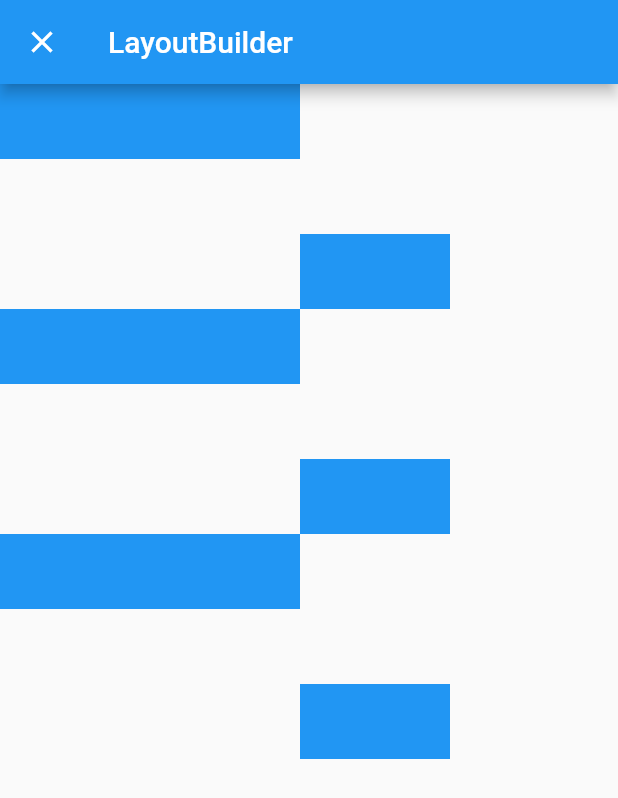
After one commit to yukiyamamuro/weekly_widget, a Flutter app: the screen it shows after launch, scrolled down 712 dp, after a tap on "LayoutBuilder", on a phone screen of 412 x 824 dp. The commit adds this screen. Shown: the top 798 px of the screen. Run offline on Flutter 3.47's test engine with Material 2 defaults, Android fonts, the phone set to English and light mode, and no system bars.

Commit message:
layout builder

```diff
--- /dev/null
+++ b/lib/layout_builder/layout_builder.dart
@@ -0,0 +1,65 @@
+import 'package:flutter/material.dart';
+
+class LayoutBuilderPage extends StatelessWidget {
+  @override
+  Widget build(BuildContext context) {
+    return Scaffold(
+      appBar: AppBar(
+        title: Text('LayoutBuilder'),
+      ),
+      body: LayoutBuilder(
+        builder: (context, constraints) {
+          if (constraints.maxWidth < 200) {
+            return _OneColumnWidget();
+          } else {
+            return _TwoColumnWidget();
+          }
+        },
+      ),
+    );
+  }
+}
+
+class _TwoColumnWidget extends StatelessWidget {
+  @override
+  Widget build(BuildContext context) {
+    return Row(
+      children: [
+        Column(
+          children: [
+            Container(height: 50, width: 200, color: Colors.blue),
+            SizedBox(height: 100),
+            Container(height: 50, width: 200, color: Colors.blue),
+            SizedBox(height: 100),
+            Container(height: 50, width: 200, color: Colors.blue),
+          ],
+        ),
+        Column(
+          children: [
+            SizedBox(height: 100),
+            Container(height: 50, width: 100, color: Colors.blue),
+            SizedBox(height: 100),
+            Container(height: 50, width: 100, color: Colors.blue),
+            SizedBox(height: 100),
+            Container(height: 50, width: 100, color: Colors.blue),
+          ],
+        ),
+      ],
+    );
+  }
+}
+
+class _OneColumnWidget extends StatelessWidget {
+  @override
+  Widget build(BuildContext context) {
+    return Column(
+      children: [
+        Container(height: 50, width: 200, color: Colors.blue),
+        SizedBox(height: 100),
+        Container(height: 50, width: 200, color: Colors.blue),
+        SizedBox(height: 100),
+        Container(height: 50, width: 200, color: Colors.blue),
+      ],
+    );
+  }
+}
--- a/lib/main.dart
+++ b/lib/main.dart
@@ -20,6 +20,7 @@ import 'package:weekly_widget/tooltip/tooltip.dart';
 import 'package:weekly_widget/wrap/wrap.dart';
 
 import 'expanded/expanded.dart';
+import 'layout_builder/layout_builder.dart';
 
 void main() => runApp(MyApp());
 
@@ -280,6 +281,17 @@ class TopPage extends StatelessWidget {
                   ));
             },
           ),
+          ListTile(
+            title: const Text('LayoutBuilder'),
+            onTap: () {
+              Navigator.push(
+                  context,
+                  MaterialPageRoute(
+                    builder: (context) => LayoutBuilderPage(),
+                    fullscreenDialog: true,
+                  ));
+            },
+          ),
           Divider(),
         ],
       ),
```
